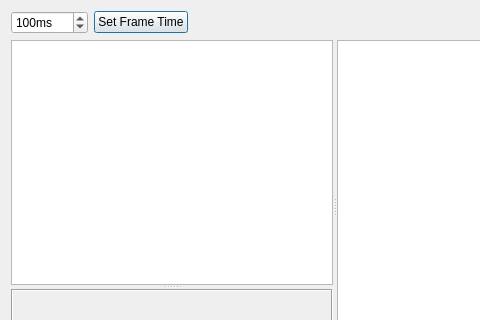
Qt form src/tiled/tileanimationeditor.ui (mapeditor/tiled) before a commit; both pictures show x 0 to 480 and y 0 to 320 of the 669 by 410 pixel window.
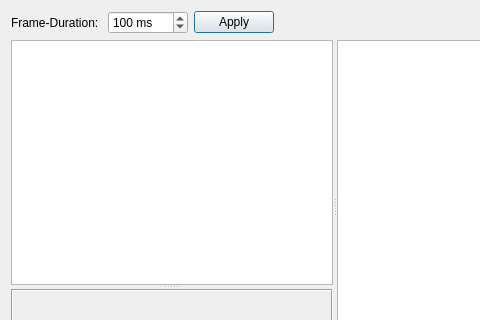
The same form after that commit. Custom widgets are drawn as their Qt base class.

Commit message: Multiple Frames Undo bug fixed

```diff
--- a/src/tiled/tileanimationeditor.ui
+++ b/src/tiled/tileanimationeditor.ui
@@ -19,13 +19,20 @@
   <layout class="QVBoxLayout" name="verticalLayout">
    <item>
     <layout class="QHBoxLayout" name="horizontalLayout">
+     <item>
+      <widget class="QLabel" name="label">
+       <property name="text">
+        <string>Frame-Duration: </string>
+       </property>
+      </widget>
+     </item>
      <item>
          <widget class="QSpinBox" name="frameTime">
              <property name="suffix">
-              <string>ms</string>
+        <string> ms</string>
              </property>
              <property name="minimum">
-              <number>20</number>
+        <number>1</number>
              </property>
              <property name="maximum">
               <number>10000</number>
@@ -43,9 +50,8 @@
      <item>
          <widget class="QPushButton" name="setFrameTimeButton">
              <property name="text">
-              <string>Set Frame Time</string>
-             </property>
-
+        <string>Apply</string>
+       </property>
          </widget>
      </item>
      <item>
```
Left out of the diff: 5 changed lines with no effect on the pictures. Lines whose indentation alone changed are shown as unchanged. The commit also changes 2 other files.
